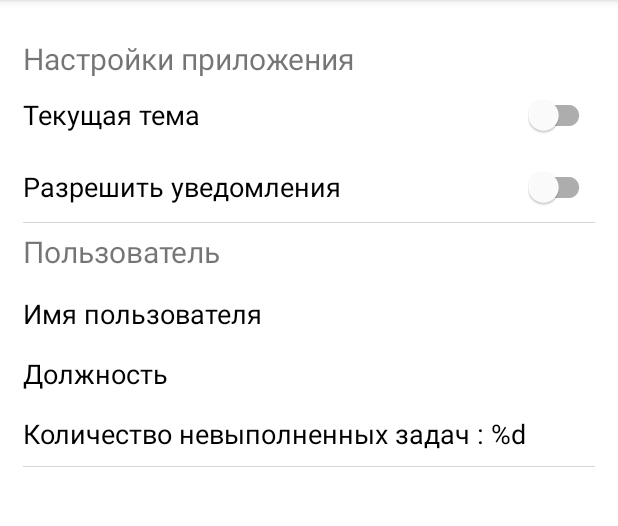
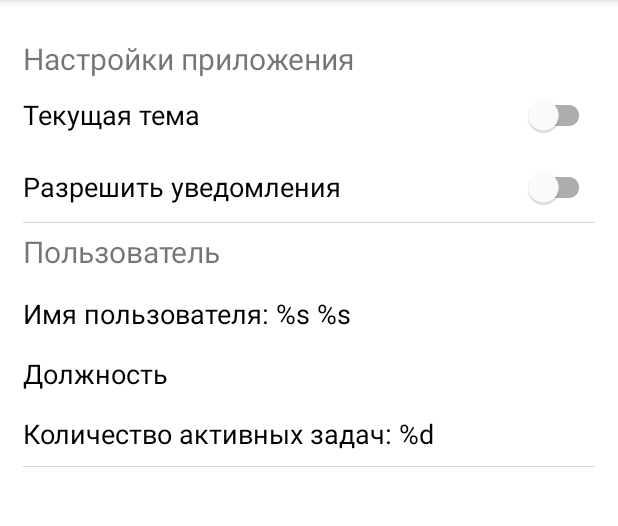
Before and after one commit to lubuntum/TaskCreator, an Android app: the fragment SlideshowFragment shown on its own in the app's theme, on a phone screen of 412 x 824 dp, the part 84-610 px from its top. Run offline under Robolectric (Android 15) with nearby library versions, the phone set to English and light mode, and no system bars.

Commit message:
Реализовал загрузку всех актуальных данных об аккаунте в настройках, реализовал фрагмент настроект

```diff
--- a/app/src/main/res/layout/fragment_settings.xml
+++ b/app/src/main/res/layout/fragment_settings.xml
@@ -41,7 +41,7 @@
             android:layout_height="wrap_content"
             android:orientation="horizontal">
             <com.google.android.material.switchmaterial.SwitchMaterial
-                android:id="@+id/apply_notification"
+                android:id="@+id/allow_notification"
                 android:layout_width="match_parent"
                 android:layout_height="wrap_content"
                 android:text="Разрешить уведомления"
@@ -69,7 +69,7 @@
             android:id="@+id/user_name"
             android:layout_width="wrap_content"
             android:layout_height="wrap_content"
-            android:text="Имя пользователя"
+            android:text="@string/user_name"
             android:textSize="18sp"
             android:textColor="@color/black"
             android:paddingTop="10dp"/>
@@ -77,13 +77,13 @@
             android:id="@+id/position"
             android:layout_width="wrap_content"
             android:layout_height="wrap_content"
-            android:text="Должность"
+            android:text="@string/position"
             android:textSize="18sp"
             android:paddingTop="15dp"
             android:textColor="@color/black"
             />
         <com.google.android.material.textview.MaterialTextView
-            android:id="@+id/task_count"
+            android:id="@+id/active_tasks"
             android:layout_width="wrap_content"
             android:layout_height="wrap_content"
             android:text="@string/current_task_count"
--- a/app/src/main/res/navigation/mobile_navigation.xml
+++ b/app/src/main/res/navigation/mobile_navigation.xml
@@ -19,7 +19,7 @@
 
     <fragment
         android:id="@+id/nav_settings"
-        android:name="com.pavel.databaseapp.ui.slideshow.SlideshowFragment"
+        android:name="com.pavel.databaseapp.settings.SettingsFragment"
         android:label="@string/settings"
         tools:layout="@layout/fragment_settings" />
     <fragment
--- a/app/src/main/res/values/strings.xml
+++ b/app/src/main/res/values/strings.xml
@@ -36,7 +36,9 @@
     <string name="accept">Войти</string>
     <string name="logout">Выйти</string>
     <string name="date_format">dd.MM.yyyy</string>
-    <string name="current_task_count">Количество невыполненных задач : %d</string>
+    <string name="current_position">Текущая должность: %s</string>
+    <string name="current_task_count">Количество активных задач: %d</string>
+    <string name="user_name">Имя пользователя: %s %s</string>
     <string-array name="positions">
         <item>Должность</item>
         <item>Преподаватель</item>
```
Also changed, not shown: app/src/main/java/com/pavel/databaseapp/settings/SettingsFragment.java (+43 -1 lines), app/src/main/java/com/pavel/databaseapp/settings/SettingsViewModel.java (+34 -6 lines).
